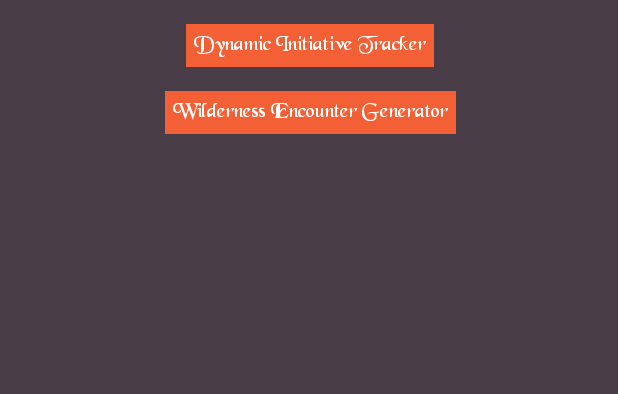
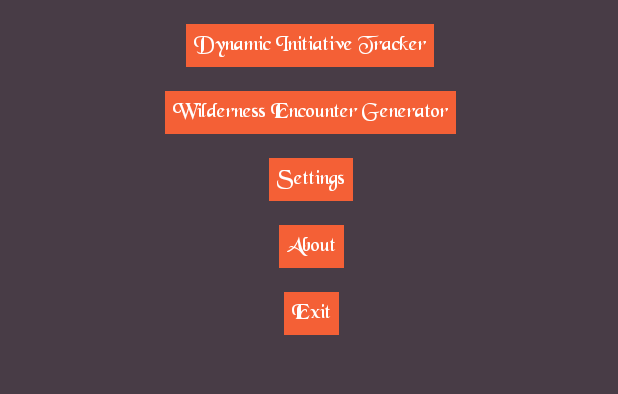
Before and after one commit to arkountos/OrcsAttack, an Android app: the screen it shows after launch (StartActivity), on a phone screen of 412 x 824 dp, the part 345-739 px from its top. Run offline under Robolectric (Android 15) with nearby library versions, the phone set to English and light mode, and no system bars; Roboto replaces fonts that are not available here.

Commit message:
Layout changes

```diff
--- a/app/src/main/java/com/example/inittrack2/StartActivity.kt
+++ b/app/src/main/java/com/example/inittrack2/StartActivity.kt
@@ -9,7 +9,6 @@ import android.os.Vibrator
 import android.widget.Button
 import androidx.annotation.RequiresApi
 import androidx.appcompat.app.AppCompatActivity
-import androidx.core.content.getSystemService
 
 
 class StartActivity : AppCompatActivity() {
@@ -27,7 +26,7 @@ class StartActivity : AppCompatActivity() {
             vibrator.vibrate(VibrationEffect.createOneShot(20, VibrationEffect.DEFAULT_AMPLITUDE))
             openInitiativeActivity()
         }
-        val generatorButton: Button = findViewById(R.id.gotoGenerator)
+        val generatorButton: Button = findViewById(R.id.gotoSettings)
         generatorButton.setOnClickListener{
             vibrator.vibrate(VibrationEffect.createOneShot(20, VibrationEffect.DEFAULT_AMPLITUDE))
             openGeneratorActivity()
--- a/app/src/main/res/layout/activity_start.xml
+++ b/app/src/main/res/layout/activity_start.xml
@@ -19,7 +19,43 @@
         app:layout_constraintTop_toBottomOf="@+id/textView6" />
 
     <Button
-        android:id="@+id/gotoGenerator"
+        android:id="@+id/gotoSettings"
+        android:layout_width="wrap_content"
+        android:layout_height="wrap_content"
+        android:layout_marginTop="16dp"
+        android:background="@color/colorAccent"
+        android:padding="5dp"
+        android:text="Settings"
+        app:layout_constraintEnd_toEndOf="@+id/gotoGenerator2"
+        app:layout_constraintStart_toStartOf="@+id/gotoGenerator2"
+        app:layout_constraintTop_toBottomOf="@+id/gotoGenerator2" />
+
+    <Button
+        android:id="@+id/gotoGenerator3"
+        android:layout_width="wrap_content"
+        android:layout_height="wrap_content"
+        android:layout_marginTop="16dp"
+        android:background="@color/colorAccent"
+        android:padding="5dp"
+        android:text="About"
+        app:layout_constraintEnd_toEndOf="@+id/gotoSettings"
+        app:layout_constraintStart_toStartOf="@+id/gotoSettings"
+        app:layout_constraintTop_toBottomOf="@+id/gotoSettings" />
+
+    <Button
+        android:id="@+id/gotoExit"
+        android:layout_width="wrap_content"
+        android:layout_height="wrap_content"
+        android:layout_marginTop="16dp"
+        android:background="@color/colorAccent"
+        android:padding="5dp"
+        android:text="Exit"
+        app:layout_constraintEnd_toEndOf="@+id/gotoGenerator3"
+        app:layout_constraintStart_toStartOf="@+id/gotoGenerator3"
+        app:layout_constraintTop_toBottomOf="@+id/gotoGenerator3" />
+
+    <Button
+        android:id="@+id/gotoGenerator2"
         android:layout_width="wrap_content"
         android:layout_height="wrap_content"
         android:layout_marginTop="16dp"
```
Also changed, not shown: app/src/main/java/com/example/inittrack2/EncounterStartActivity.kt (+30 -46 lines), app/src/main/java/com/example/inittrack2/GridAdapter.java (+10 -2 lines), app/src/main/java/com/example/inittrack2/MyAppApplication.kt (added, +15 -0 lines), app/src/main/res/layout/activity_encounter_start.xml (+19 -1 lines).
